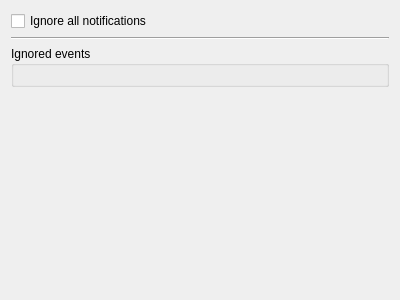
First picture: the form in client/src/ui/widgets/settings/popup_settings_widget.ui, repository networkoptix/nx_open, before the edit.
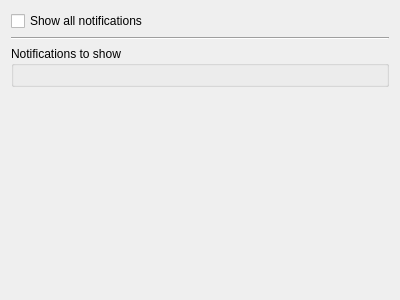
Second picture: the form after the edit.

Commit message:
Fixes in rules dialog.
<==== Mercurial data ====>
Branch: master

What changed in the file:
```diff
--- a/client/src/ui/widgets/settings/popup_settings_widget.ui
+++ b/client/src/ui/widgets/settings/popup_settings_widget.ui
@@ -17,7 +17,7 @@
    <item>
     <widget class="QCheckBox" name="ignoreAllCheckBox">
      <property name="text">
-      <string>Ignore all notifications</string>
+      <string>Show all notifications</string>
      </property>
     </widget>
    </item>
@@ -31,7 +31,7 @@
    <item>
     <widget class="QGroupBox" name="verticalGroupBox">
      <property name="title">
-      <string>Ignored events</string>
+      <string>Notifications to show</string>
      </property>
      <layout class="QVBoxLayout" name="ignoreLayout"/>
     </widget>
```
Left out of the diff: 4 changed lines with no effect on the pictures. The commit also changes 7 other files.
